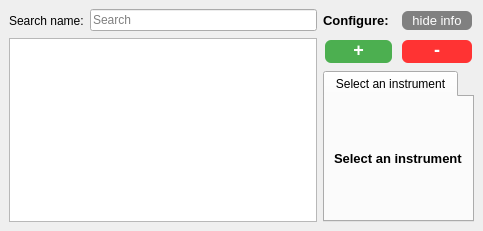
FAU-LAP/NOMAD-CAMELS, file nomad_camels/gui/instrument_config.ui: the form before one commit.
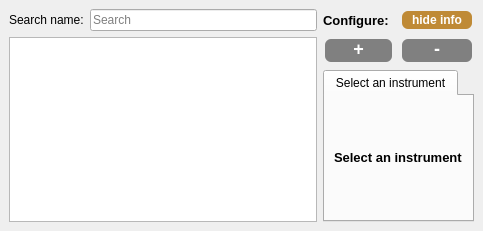
The form after the commit.

Commit message: Update button styles in GUI

What changed in the file:
```diff
--- a/nomad_camels/gui/instrument_config.ui
+++ b/nomad_camels/gui/instrument_config.ui
@@ -78,7 +78,10 @@
 
             QPushButton:hover {
                 background-color: #B22222;
-            }</string>
+            }
+QPushButton:disabled {
+        background-color:#808080;
+    }</string>
      </property>
      <property name="text">
       <string>-</string>
@@ -89,16 +92,21 @@
     <widget class="QPushButton" name="pushButton_info">
      <property name="styleSheet">
       <string notr="true">QPushButton {
-                                background-color: #808080; 
-                                color: white; 
-                                border: none; 
-                                padding: 2px 10px; 
-                                text-align: center; 
-                                text-decoration: none; 
-                                font-size: 13px; 
-                                margin: 2px 2px; 
-                                border-radius: 6px;
-                            }</string>
+        background-color: #bf8a36;
+        color: white;
+        border: none;
+        padding: 2px 10px;
+        text-align: center;
+        text-decoration: none;
+        font-size: 12px;
+        margin: 2px 2px;
+        border-radius: 6px;
+        font-weight: bold;
+    }
+
+    QPushButton:hover {
+        background-color: #8a5a23;
+    }</string>
      </property>
      <property name="text">
       <string>hide info</string>
@@ -176,7 +184,10 @@
 
                             QPushButton:hover {
                                 background-color: #45a049;
-                            }</string>
+                            }
+QPushButton:disabled {
+        background-color: #808080;
+    }</string>
      </property>
      <property name="text">
       <string>+</string>
```
The commit also changes 8 other files.
